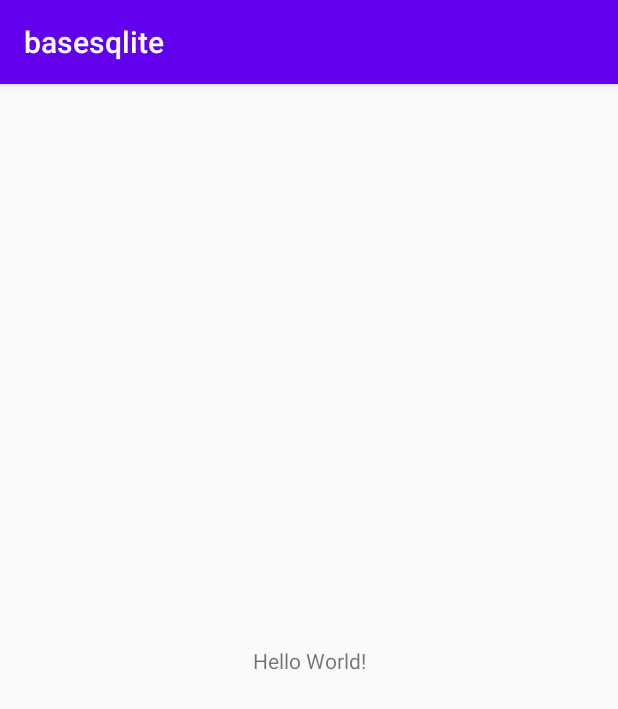
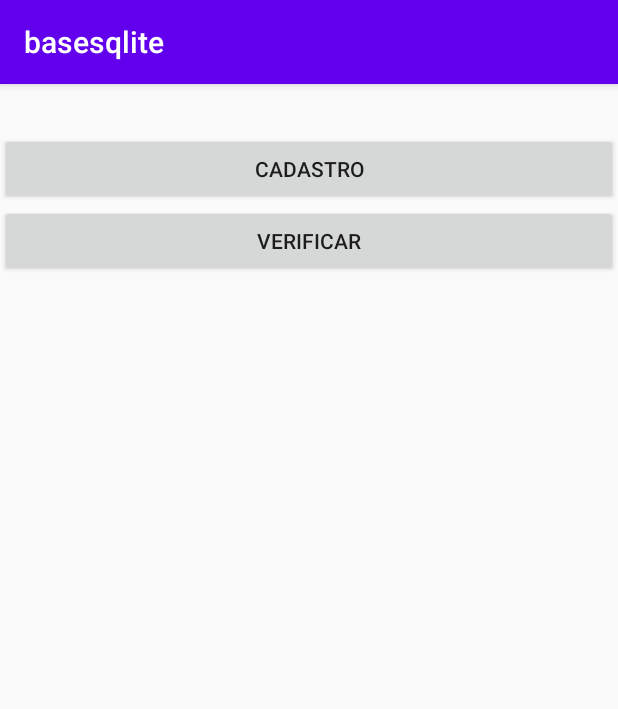
Before and after one commit to marcelorvergara/basesqlite, an Android app: the screen it shows after launch (MainActivity), on a phone screen of 412 x 824 dp. Shown: the top 709 px of the screen. Run offline under Robolectric (Android 15) with nearby library versions, the phone set to English and light mode, and no system bars; our stand-ins replace Room's generated code.

Commit message:
segundo com asynktask

```diff
--- a/app/src/main/AndroidManifest.xml
+++ b/app/src/main/AndroidManifest.xml
@@ -9,6 +9,7 @@
         android:roundIcon="@mipmap/ic_launcher_round"
         android:supportsRtl="true"
         android:theme="@style/AppTheme">
+        <activity android:name=".CadastroUsuarioActivity"></activity>
         <activity android:name=".MainActivity">
             <intent-filter>
                 <action android:name="android.intent.action.MAIN" />
--- a/app/src/main/java/android/inflabnet/basesqlite/AppDatabase.kt
+++ b/app/src/main/java/android/inflabnet/basesqlite/AppDatabase.kt
@@ -5,13 +5,16 @@ import android.inflabnet.basesqlite.model.Usuario
 import androidx.room.Database
 import androidx.room.RoomDatabase
 
+
+//anotação com relação de entidades(tabelas) que compõe a base
 @Database(
     entities = arrayOf(
         Usuario::class
     ),
+    //para notificar mudanças da base de dados do dispositivo
     version = 1
 )
 abstract class AppDatabase : RoomDatabase() {
+    //métodos sem entrada com retorno as interfaces - junção
     abstract fun usuarioDao() : UsuarioDao
-
 }
--- a/app/src/main/java/android/inflabnet/basesqlite/MainActivity.kt
+++ b/app/src/main/java/android/inflabnet/basesqlite/MainActivity.kt
@@ -1,9 +1,16 @@
 package android.inflabnet.basesqlite
 
+import android.content.Context
+import android.content.Intent
 import android.inflabnet.basesqlite.model.Usuario
+import android.os.AsyncTask
 import androidx.appcompat.app.AppCompatActivity
 import android.os.Bundle
+import android.util.Log
+import android.view.View
+import android.widget.Toast
 import androidx.room.Room
+import kotlinx.android.synthetic.main.activity_main.*
 
 class MainActivity : AppCompatActivity() {
 
@@ -11,27 +18,72 @@ class MainActivity : AppCompatActivity() {
         super.onCreate(savedInstanceState)
         setContentView(R.layout.activity_main)
 
+        var usuario = Usuario("Marcelo","Vergaa",12212122,1)
+        var usuario2 = Usuario("Rodrigo","Vergaa",12212122,2)
+        var usuario3 = Usuario("JP","Vergaa",12212122,3)
 
         //instancia da classe anotada @Database: AppDatabase
-        var appDatabase = Room.databaseBuilder(
-            applicationContext,
-            AppDatabase::class.java,
-            "appDatabase.sql"
-        )
-            .allowMainThreadQueries()
-            .build()
+//        var appDatabase = AppDatabaseService.getInstance(applicationContext)
 
-        appDatabase
-            .usuarioDao()
-            .store(
-                Usuario("Marcelo","Vergaa",12212122)
-            )
+//        appDatabase
+//            .usuarioDao().store(usuario)
+//        appDatabase
+//            .usuarioDao().store(usuario2)
+//        appDatabase
+//            .usuarioDao().store(usuario3)
+//
+//        appDatabase
+//            .usuarioDao().update(usuario)
+//        appDatabase
+//            .usuarioDao().delete(usuario)
 
-        appDatabase
-            .usuarioDao()
-            .update(
-                Usuario("Marcelo","Vergaa",13312512,1)
-            )
+//        Log.i("SQLITE",appDatabase
+//            .usuarioDao().all().size.toString())
 
+        cadastroBtn.setOnClickListener {
+            startActivity(Intent(this,CadastroUsuarioActivity::class.java))
+        }
+
+        verificarBtn.setOnClickListener {
+            SetupListTask(applicationContext,it).execute()
+        }
     }
+
+    inner class SetupListTask(
+        val context: Context, val view: View
+    ): AsyncTask<Unit,Unit,Array<Usuario>>(){
+        override fun onPreExecute() {
+            super.onPreExecute()
+            Toast.makeText(applicationContext,"Lista de usuarios sendo carregada",Toast.LENGTH_SHORT).show()
+        }
+
+        override fun doInBackground(vararg params: Unit?): Array<Usuario>? {
+            var appDatabase = AppDatabaseService.getInstance(applicationContext)
+            var usuarios = appDatabase.usuarioDao().all()
+            return usuarios!!
+        }
+
+        override fun onPostExecute(result: Array<Usuario>?) {
+            lstUsuarios.text=""
+            result!!.forEach {
+                lstUsuarios.append(it.nome.toString()+"\n")
+            }
+        }
+    }
+
+//    inner class SetupListTask: AsyncTask<()->Array<Usuario>,Unit,Array<Usuario>>(){
+//        override fun doInBackground(vararg params: (() -> Array<Usuario>)?): Array<Usuario> {
+//            var retorno  = params[0]?.let{
+//                it()
+//            }
+//            return retorno!!
+//        }
+//
+//        override fun onPostExecute(result: Array<Usuario>?) {
+//            lstUsuarios.text=""
+//            result!!.forEach {
+//                lstUsuarios.append(it.nome.toString()+"\n")
+//            }
+//        }
+//    }
 }
--- a/app/src/main/res/layout/activity_main.xml
+++ b/app/src/main/res/layout/activity_main.xml
@@ -1,18 +1,29 @@
 <?xml version="1.0" encoding="utf-8"?>
-<androidx.constraintlayout.widget.ConstraintLayout xmlns:android="http://schemas.android.com/apk/res/android"
+<LinearLayout xmlns:android="http://schemas.android.com/apk/res/android"
     xmlns:app="http://schemas.android.com/apk/res-auto"
     xmlns:tools="http://schemas.android.com/tools"
     android:layout_width="match_parent"
     android:layout_height="match_parent"
-    tools:context=".MainActivity">
+    android:orientation="vertical"
+    tools:context=".MainActivity" >
 
     <TextView
-        android:layout_width="wrap_content"
+        android:id="@+id/lstUsuarios"
+        android:layout_width="match_parent"
         android:layout_height="wrap_content"
-        android:text="Hello World!"
-        app:layout_constraintBottom_toBottomOf="parent"
-        app:layout_constraintLeft_toLeftOf="parent"
-        app:layout_constraintRight_toRightOf="parent"
-        app:layout_constraintTop_toTopOf="parent" />
+        android:textSize="24sp"
+        android:textStyle="bold" />
 
-</androidx.constraintlayout.widget.ConstraintLayout>
+    <Button
+        android:id="@+id/cadastroBtn"
+        android:layout_width="match_parent"
+        android:layout_height="wrap_content"
+        android:text="Cadastro" />
+
+    <Button
+        android:id="@+id/verificarBtn"
+        android:layout_width="match_parent"
+        android:layout_height="wrap_content"
+        android:text="Verificar" />
+
+</LinearLayout>
```
Also changed, not shown: app/build.gradle (+5 -4 lines), app/src/main/java/android/inflabnet/basesqlite/AppDatabaseService.kt (added, +24 -0 lines), app/src/main/java/android/inflabnet/basesqlite/CadastroUsuarioActivity.kt (added, +34 -0 lines), app/src/main/java/android/inflabnet/basesqlite/dao/UsuarioDao.kt (+14 -4 lines), app/src/main/res/layout/activity_cadastro_usuario.xml (added, +39 -0 lines).
